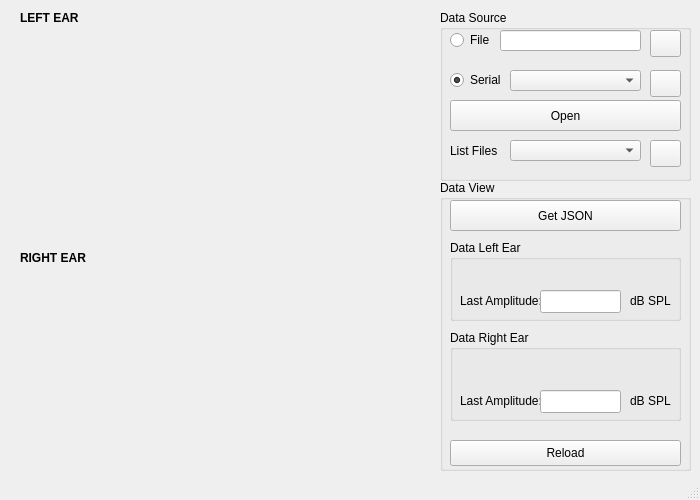
The window that prototrial/interface/audiogram/audiogram.ui (VibrasticLab/pikoakustik2) describes before a commit, drawn with Qt 5.
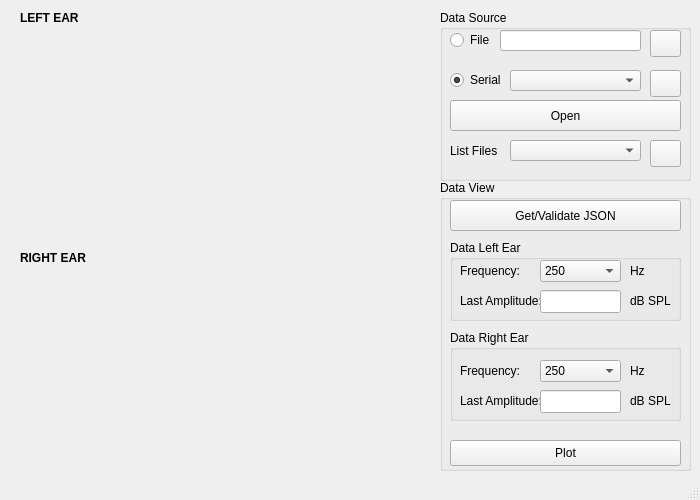
The same window after the commit. Custom widgets are drawn as their Qt base class.

Commit message: progress Data Viewer

The edit to the form file:
```diff
--- a/prototrial/interface/audiogram/audiogram.ui
+++ b/prototrial/interface/audiogram/audiogram.ui
@@ -255,7 +255,7 @@
       <string>&lt;html&gt;&lt;head/&gt;&lt;body&gt;&lt;p&gt;Get JSON data &lt;/p&gt;&lt;/body&gt;&lt;/html&gt;</string>
      </property>
      <property name="text">
-      <string>Get JSON</string>
+      <string>Get/Validate JSON</string>
      </property>
     </widget>
     <widget class="QGroupBox" name="groupBox_2">
@@ -309,6 +309,72 @@
        <string>dB SPL</string>
       </property>
      </widget>
+     <widget class="QLabel" name="lblFreqL">
+      <property name="geometry">
+       <rect>
+        <x>10</x>
+        <y>20</y>
+        <width>81</width>
+        <height>21</height>
+       </rect>
+      </property>
+      <property name="text">
+       <string>Frequency:</string>
+      </property>
+     </widget>
+     <widget class="QComboBox" name="cmbFreqL">
+      <property name="geometry">
+       <rect>
+        <x>90</x>
+        <y>20</y>
+        <width>81</width>
+        <height>22</height>
+       </rect>
+      </property>
+      <item>
+       <property name="text">
+        <string>250</string>
+       </property>
+      </item>
+      <item>
+       <property name="text">
+        <string>500</string>
+       </property>
+      </item>
+      <item>
+       <property name="text">
+        <string>1000</string>
+       </property>
+      </item>
+      <item>
+       <property name="text">
+        <string>2000</string>
+       </property>
+      </item>
+      <item>
+       <property name="text">
+        <string>4000</string>
+       </property>
+      </item>
+      <item>
+       <property name="text">
+        <string>8000</string>
+       </property>
+      </item>
+     </widget>
+     <widget class="QLabel" name="lblHzL">
+      <property name="geometry">
+       <rect>
+        <x>180</x>
+        <y>20</y>
+        <width>41</width>
+        <height>21</height>
+       </rect>
+      </property>
+      <property name="text">
+       <string>Hz</string>
+      </property>
+     </widget>
     </widget>
     <widget class="QGroupBox" name="groupBox_3">
      <property name="geometry">
@@ -361,6 +427,72 @@
        <string>dB SPL</string>
       </property>
      </widget>
+     <widget class="QLabel" name="lblFreqR">
+      <property name="geometry">
+       <rect>
+        <x>10</x>
+        <y>30</y>
+        <width>81</width>
+        <height>21</height>
+       </rect>
+      </property>
+      <property name="text">
+       <string>Frequency:</string>
+      </property>
+     </widget>
+     <widget class="QComboBox" name="cmbFreqR">
+      <property name="geometry">
+       <rect>
+        <x>90</x>
+        <y>30</y>
+        <width>81</width>
+        <height>22</height>
+       </rect>
+      </property>
+      <item>
+       <property name="text">
+        <string>250</string>
+       </property>
+      </item>
+      <item>
+       <property name="text">
+        <string>500</string>
+       </property>
+      </item>
+      <item>
+       <property name="text">
+        <string>1000</string>
+       </property>
+      </item>
+      <item>
+       <property name="text">
+        <string>2000</string>
+       </property>
+      </item>
+      <item>
+       <property name="text">
+        <string>4000</string>
+       </property>
+      </item>
+      <item>
+       <property name="text">
+        <string>8000</string>
+       </property>
+      </item>
+     </widget>
+     <widget class="QLabel" name="lblHzR">
+      <property name="geometry">
+       <rect>
+        <x>180</x>
+        <y>30</y>
+        <width>41</width>
+        <height>21</height>
+       </rect>
+      </property>
+      <property name="text">
+       <string>Hz</string>
+      </property>
+     </widget>
     </widget>
     <widget class="QPushButton" name="btnDataReload">
      <property name="geometry">
@@ -375,7 +507,7 @@
       <string>&lt;html&gt;&lt;head/&gt;&lt;body&gt;&lt;p&gt;reload, replot, and re-calculate&lt;/p&gt;&lt;p&gt;&lt;br/&gt;&lt;/p&gt;&lt;/body&gt;&lt;/html&gt;</string>
      </property>
      <property name="text">
-      <string>Reload</string>
+      <string>Plot</string>
      </property>
     </widget>
    </widget>
```
Left out of the diff: 6 changed lines with no effect on the pictures. The commit also changes 2 other files.
